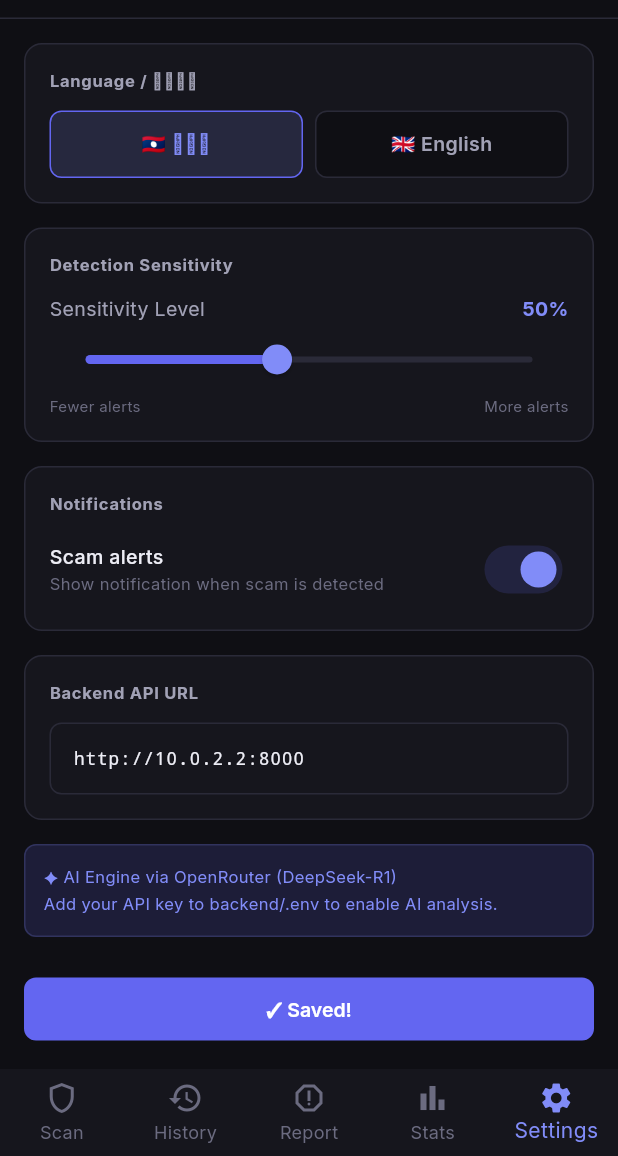
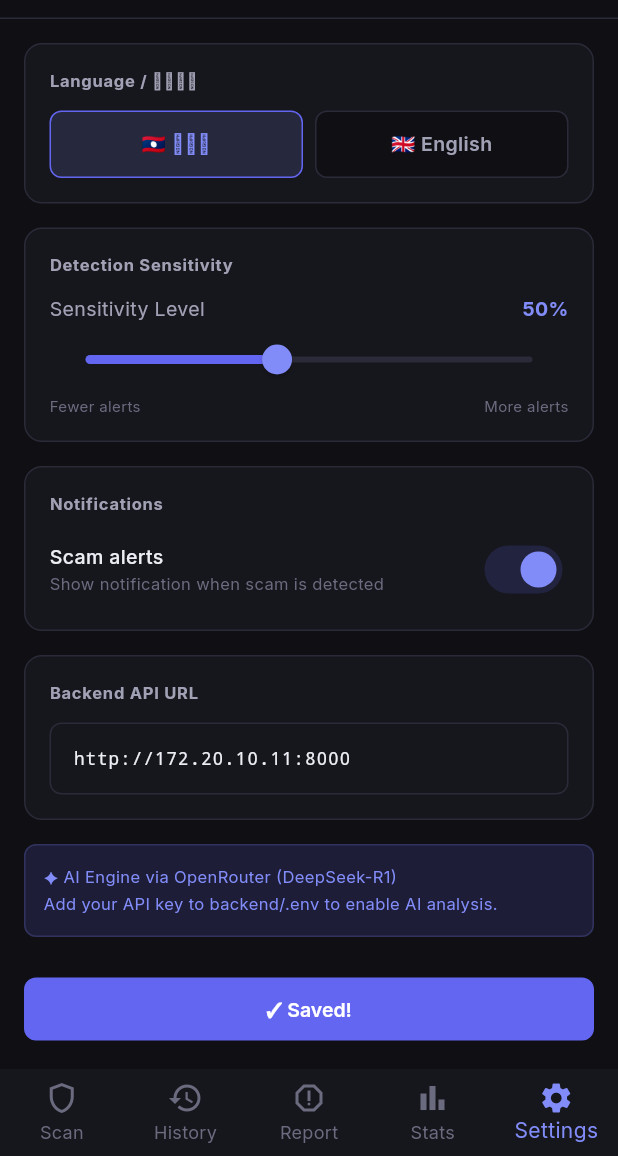
Before and after one commit to Kavu1000/Scamshiedlao, a Flutter app: the SettingsScreen screen opened by its route, after a tap on "💾 Save Settings", on a phone screen of 412 x 824 dp, the part 80-1236 px from its top. Run offline on Flutter 3.47's test engine with Material 3 defaults, Android fonts, the phone set to English and light mode, and no system bars; our stand-ins replace dio, flutter_riverpod, go_router, google_fonts, shared_preferences, shimmer; missing offline and left inert: flutter_overlay_window, google_mlkit_text_recognition; accounts and stored records are empty; network calls fail.

Commit message:
up date mobile

```diff
--- a/scamshield_lao_mobile/lib/config/app_constants.dart
+++ b/scamshield_lao_mobile/lib/config/app_constants.dart
@@ -46,7 +46,7 @@ const kSpaceXl = 24.0;
 const kSpaceXxl = 32.0;
 
 /// API
-const kApiBaseUrl = 'http://10.0.2.2:8000/api';
+const kApiBaseUrl = 'http://172.20.10.11:8000/api';
 const kApiTimeoutSeconds = 10;
 const kHealthCheckTimeoutSeconds = 3;
 
--- a/scamshield_lao_mobile/lib/providers/connectivity_provider.dart
+++ b/scamshield_lao_mobile/lib/providers/connectivity_provider.dart
@@ -1,5 +1,6 @@
 import 'package:flutter_riverpod/flutter_riverpod.dart';
 import '../services/api_service.dart';
+import 'settings_provider.dart';
 
 /// Polls backend health every 30 seconds.
 /// Mirrors the backendOnline / checkHealth() logic from popup/page.tsx.
@@ -11,6 +12,10 @@ class ConnectivityNotifier extends AsyncNotifier<bool> {
   Future<bool> build() => _check();
 
   Future<bool> _check() async {
+    try {
+      final settings = await ref.read(settingsProvider.future);
+      ref.read(apiServiceProvider).setBaseUrl(settings.backendUrl);
+    } catch (_) {}
     return ref.read(apiServiceProvider).checkHealth();
   }
 
--- a/scamshield_lao_mobile/lib/providers/scan_provider.dart
+++ b/scamshield_lao_mobile/lib/providers/scan_provider.dart
@@ -2,6 +2,7 @@ import 'package:flutter_riverpod/flutter_riverpod.dart';
 import '../models/scan_result.dart';
 import '../services/api_service.dart';
 import '../services/session_service.dart';
+import '../services/settings_service.dart';
 
 /// Scan state machine
 enum ScanStatus { idle, scanning, success, error }
@@ -46,7 +47,10 @@ class ScanNotifier extends Notifier<ScanState> {
     state = const ScanState(status: ScanStatus.scanning);
 
     try {
+      final settings = await ref.read(settingsServiceProvider).load();
       final api = ref.read(apiServiceProvider);
+      api.setBaseUrl(settings.backendUrl);
+
       final sessionId = await ref.read(sessionServiceProvider).getSessionId();
 
       final result = await api.scanContent(
--- a/scamshield_lao_mobile/lib/screens/settings/settings_screen.dart
+++ b/scamshield_lao_mobile/lib/screens/settings/settings_screen.dart
@@ -224,7 +224,7 @@ class _SettingsScreenState extends ConsumerState<SettingsScreen> {
                                 fontSize: 12,
                                 fontFamily: 'monospace'),
                             decoration: const InputDecoration(
-                              hintText: 'http://10.0.2.2:8000',
+                              hintText: 'http://172.20.10.11:8000',
                             ),
                             keyboardType: TextInputType.url,
                           ),
--- a/scamshield_lao_mobile/lib/services/api_service.dart
+++ b/scamshield_lao_mobile/lib/services/api_service.dart
@@ -23,7 +23,9 @@ class ApiService {
 
   /// Update the base URL (from settings).
   void setBaseUrl(String url) {
-    _dio.options.baseUrl = '$url/api';
+    final trimmed = url.trim().replaceAll(RegExp(r'/+$'), '');
+    final cleanUrl = trimmed.endsWith('/api') ? trimmed : '$trimmed/api';
+    _dio.options.baseUrl = cleanUrl;
   }
 
   /// POST /api/scan
--- a/scamshield_lao_mobile/lib/services/settings_service.dart
+++ b/scamshield_lao_mobile/lib/services/settings_service.dart
@@ -1,7 +1,6 @@
 import 'dart:convert';
 import 'package:shared_preferences/shared_preferences.dart';
 import 'package:flutter_riverpod/flutter_riverpod.dart';
-import '../config/app_constants.dart';
 
 const _kSettingsKey = 'scamshield_settings';
 
@@ -19,7 +18,7 @@ class AppSettings {
     this.language = 'lo',
     this.sensitivity = 50,
     this.notifications = true,
-    this.backendUrl = 'http://10.0.2.2:8000',
+    this.backendUrl = 'http://172.20.10.11:8000',
   });
 
   AppSettings copyWith({
@@ -42,12 +41,18 @@ class AppSettings {
         'backendUrl': backendUrl,
       };
 
-  factory AppSettings.fromJson(Map<String, dynamic> json) => AppSettings(
-        language: json['language'] as String? ?? 'lo',
-        sensitivity: json['sensitivity'] as int? ?? 50,
-        notifications: json['notifications'] as bool? ?? true,
-        backendUrl: json['backendUrl'] as String? ?? kApiBaseUrl.replaceAll('/api', ''),
-      );
+  factory AppSettings.fromJson(Map<String, dynamic> json) {
+    var url = json['backendUrl'] as String? ?? 'http://172.20.10.11:8000';
+    if (url.contains('48096') || url.contains('10.0.2.2') || url.contains('localhost')) {
+      url = 'http://172.20.10.11:8000';
+    }
+    return AppSettings(
+      language: json['language'] as String? ?? 'lo',
+      sensitivity: json['sensitivity'] as int? ?? 50,
+      notifications: json['notifications'] as bool? ?? true,
+      backendUrl: url,
+    );
+  }
 }
 
 class SettingsService {
```
Also changed, not shown: scamshield_lao_mobile/lib/screens/home/home_screen.dart (+9 -3 lines), scamshield_lao_mobile/lib/services/screen_scanner.dart (+49 -17 lines), scamshield_lao_mobile/pubspec.lock, 30 other files.
